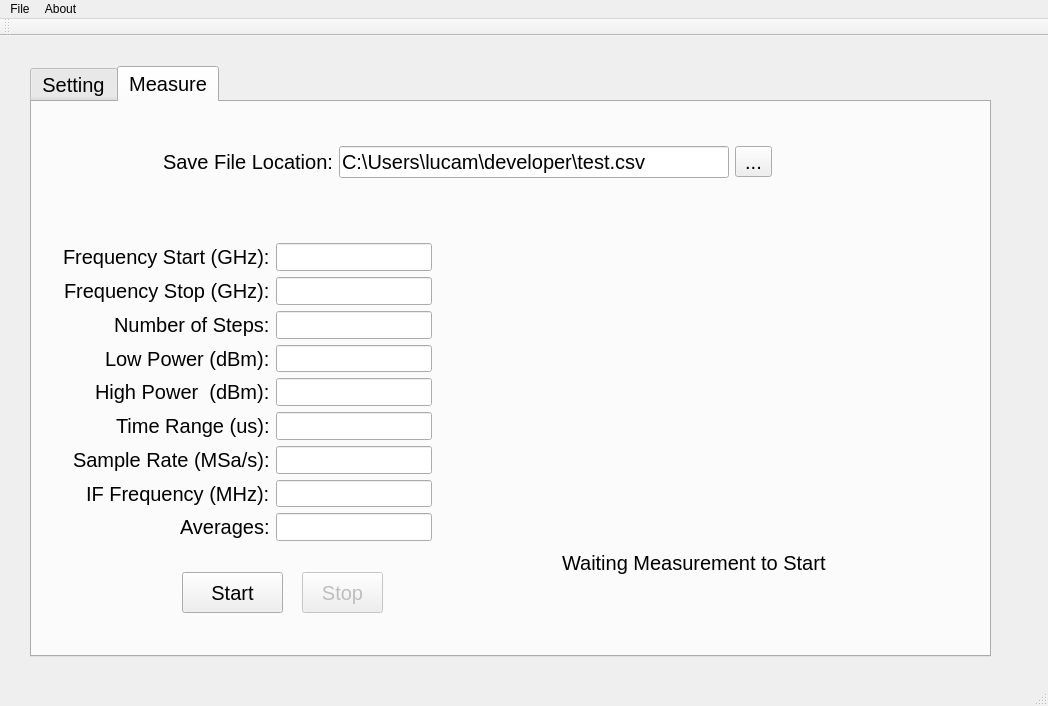
Above: OneToneQt/OneToneQt/OneToneQt.ui from quantum-devices-physics-lab/measurement-instruments-python before the change. Below: the same form after it.
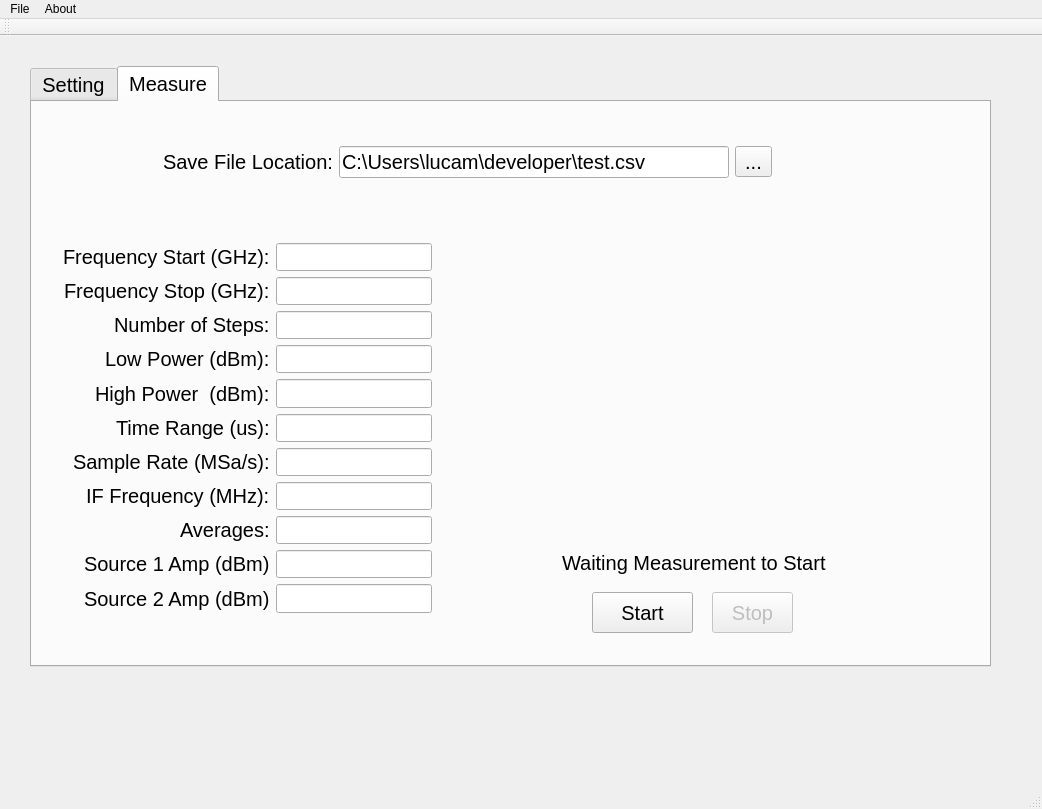
That is the form after the change. Custom widgets are drawn as their Qt base class.

Commit message: added source control options to ui

What changed in the file:
```diff
--- a/OneToneQt/OneToneQt/OneToneQt.ui
+++ b/OneToneQt/OneToneQt/OneToneQt.ui
@@ -6,8 +6,8 @@
    <rect>
     <x>0</x>
     <y>0</y>
-    <width>1048</width>
-    <height>706</height>
+    <width>1042</width>
+    <height>809</height>
    </rect>
   </property>
   <property name="windowTitle">
@@ -20,7 +20,7 @@
       <x>30</x>
       <y>30</y>
       <width>961</width>
-      <height>591</height>
+      <height>601</height>
      </rect>
     </property>
     <property name="baseSize">
@@ -252,8 +252,8 @@
      <widget class="QPushButton" name="StartMeasurementButton">
       <property name="geometry">
        <rect>
-        <x>150</x>
-        <y>470</y>
+        <x>560</x>
+        <y>490</y>
         <width>101</width>
         <height>41</height>
        </rect>
@@ -268,7 +268,7 @@
         <x>20</x>
         <y>130</y>
         <width>391</width>
-        <height>320</height>
+        <height>392</height>
        </rect>
       </property>
       <layout class="QFormLayout" name="formLayout">
@@ -365,6 +365,26 @@
          </property>
         </widget>
        </item>
+       <item row="9" column="1">
+        <widget class="QLineEdit" name="Source1AmpEdit"/>
+       </item>
+       <item row="10" column="1">
+        <widget class="QLineEdit" name="Source2AmpEdit"/>
+       </item>
+       <item row="9" column="0">
+        <widget class="QLabel" name="Source1AmpLabel">
+         <property name="text">
+          <string>Source 1 Amp (dBm)</string>
+         </property>
+        </widget>
+       </item>
+       <item row="10" column="0">
+        <widget class="QLabel" name="Source2AmpLabel">
+         <property name="text">
+          <string>Source 2 Amp (dBm)</string>
+         </property>
+        </widget>
+       </item>
       </layout>
      </widget>
      <widget class="QPushButton" name="StopMeasurementButton">
@@ -373,8 +393,8 @@
       </property>
       <property name="geometry">
        <rect>
-        <x>270</x>
-        <y>470</y>
+        <x>680</x>
+        <y>490</y>
         <width>81</width>
         <height>41</height>
        </rect>
@@ -437,7 +457,7 @@
     <rect>
      <x>0</x>
      <y>0</y>
-     <width>1048</width>
+     <width>1042</width>
      <height>21</height>
     </rect>
    </property>
```
